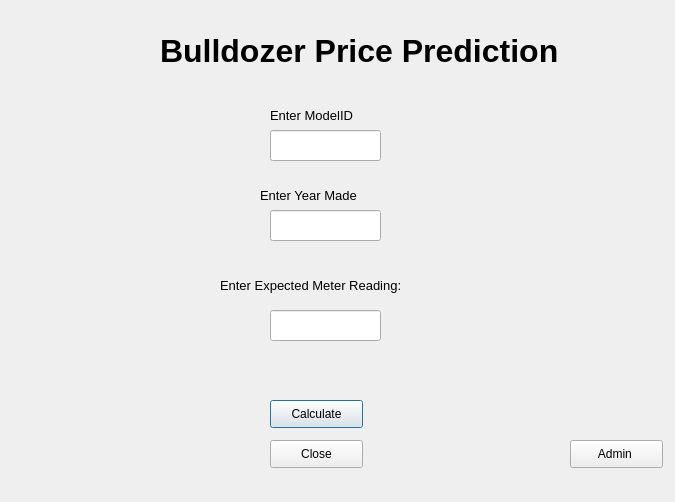
This is userInterface/mainPage.ui in Usama-Amjad/Bulldozer-Price-Prediction-with-PyQt6 as Qt 5 draws it before an edit. The edited form follows.
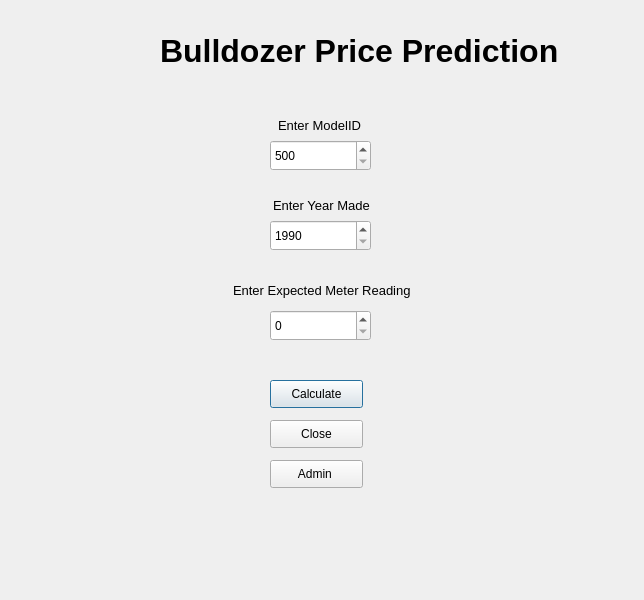
This is the edited form.

The edit to the form file:
```diff
--- a/userInterface/mainPage.ui
+++ b/userInterface/mainPage.ui
@@ -6,8 +6,8 @@
    <rect>
     <x>0</x>
     <y>0</y>
-    <width>675</width>
-    <height>502</height>
+    <width>644</width>
+    <height>600</height>
    </rect>
   </property>
   <property name="windowTitle">
@@ -27,6 +27,7 @@
      <pointsize>24</pointsize>
      <weight>75</weight>
      <bold>true</bold>
+     <underline>false</underline>
     </font>
    </property>
    <property name="text">
@@ -36,8 +37,8 @@
   <widget class="QLabel" name="label_2">
    <property name="geometry">
     <rect>
-     <x>270</x>
-     <y>100</y>
+     <x>278</x>
+     <y>110</y>
      <width>121</width>
      <height>31</height>
     </rect>
@@ -51,21 +52,11 @@
     <string>Enter ModelID</string>
    </property>
   </widget>
-  <widget class="QLineEdit" name="modelID">
-   <property name="geometry">
-    <rect>
-     <x>270</x>
-     <y>130</y>
-     <width>111</width>
-     <height>31</height>
-    </rect>
-   </property>
-  </widget>
   <widget class="QLabel" name="label_3">
    <property name="geometry">
     <rect>
-     <x>260</x>
-     <y>180</y>
+     <x>273</x>
+     <y>190</y>
      <width>131</width>
      <height>31</height>
     </rect>
@@ -79,21 +70,11 @@
     <string>Enter Year Made</string>
    </property>
   </widget>
-  <widget class="QLineEdit" name="YearMade">
-   <property name="geometry">
-    <rect>
-     <x>270</x>
-     <y>210</y>
-     <width>111</width>
-     <height>31</height>
-    </rect>
-   </property>
-  </widget>
   <widget class="QLabel" name="label_4">
    <property name="geometry">
     <rect>
-     <x>220</x>
-     <y>270</y>
+     <x>233</x>
+     <y>275</y>
      <width>241</width>
      <height>31</height>
     </rect>
@@ -104,24 +85,14 @@
     </font>
    </property>
    <property name="text">
-    <string>Enter Expected Meter Reading:</string>
-   </property>
-  </widget>
-  <widget class="QLineEdit" name="MeterReading">
-   <property name="geometry">
-    <rect>
-     <x>270</x>
-     <y>310</y>
-     <width>111</width>
-     <height>31</height>
-    </rect>
+    <string>Enter Expected Meter Reading</string>
    </property>
   </widget>
   <widget class="QPushButton" name="Calculate">
    <property name="geometry">
     <rect>
      <x>270</x>
-     <y>400</y>
+     <y>380</y>
      <width>93</width>
      <height>28</height>
     </rect>
@@ -134,7 +105,7 @@
    <property name="geometry">
     <rect>
      <x>270</x>
-     <y>440</y>
+     <y>420</y>
      <width>93</width>
      <height>28</height>
     </rect>
@@ -146,8 +117,8 @@
   <widget class="QPushButton" name="adminButton">
    <property name="geometry">
     <rect>
-     <x>570</x>
-     <y>440</y>
+     <x>270</x>
+     <y>460</y>
      <width>93</width>
      <height>28</height>
     </rect>
@@ -156,6 +127,60 @@
     <string>Admin </string>
    </property>
   </widget>
+  <widget class="QSpinBox" name="modelID">
+   <property name="geometry">
+    <rect>
+     <x>270</x>
+     <y>140</y>
+     <width>101</width>
+     <height>31</height>
+    </rect>
+   </property>
+   <property name="minimum">
+    <number>500</number>
+   </property>
+   <property name="maximum">
+    <number>300000</number>
+   </property>
+  </widget>
+  <widget class="QSpinBox" name="YearMade">
+   <property name="geometry">
+    <rect>
+     <x>270</x>
+     <y>220</y>
+     <width>101</width>
+     <height>31</height>
+    </rect>
+   </property>
+   <property name="minimum">
+    <number>1990</number>
+   </property>
+   <property name="maximum">
+    <number>2021</number>
+   </property>
+  </widget>
+  <widget class="QSpinBox" name="MeterReading">
+   <property name="geometry">
+    <rect>
+     <x>270</x>
+     <y>310</y>
+     <width>101</width>
+     <height>31</height>
+    </rect>
+   </property>
+   <property name="minimum">
+    <number>0</number>
+   </property>
+   <property name="maximum">
+    <number>9999999</number>
+   </property>
+   <property name="singleStep">
+    <number>100</number>
+   </property>
+   <property name="value">
+    <number>0</number>
+   </property>
+  </widget>
  </widget>
  <resources/>
  <connections/>
```
